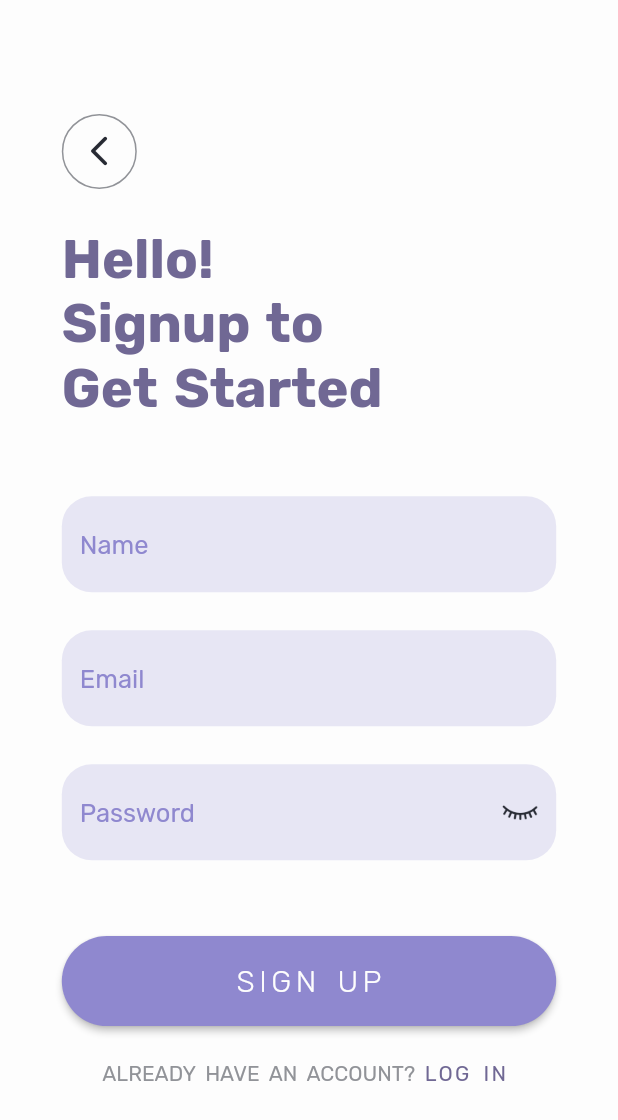
After one commit to nemr0/letsdo_app, a Flutter app: the SignUpScreen screen opened by its route, on a phone screen of 412 x 824 dp. The commit adds this screen. Shown: the top 1120 px of the screen. Run offline on Flutter 3.47's test engine with Material 2 defaults, Android fonts, the phone set to English and light mode, and no system bars; drawn by our look-alikes of rounded_loading_button; our stand-ins replace flutter_hooks, google_fonts.

Commit message:
added SignUp Screen

```diff
--- a/lib/constants.dart
+++ b/lib/constants.dart
@@ -6,3 +6,30 @@ const Color whiteColor = Color.fromRGBO(253, 253, 253, 1);
 const Color blackColor = Color.fromRGBO(39, 42, 51, 1);
 const Color greyColor = Color.fromRGBO(145, 147, 152, 1);
 const Color primaryTextColor = Color.fromRGBO(112, 104, 148, 1);
+const Color errorLightColor = Color.fromRGBO(229, 157, 155, 1);
+const ColorScheme lightScheme = ColorScheme(
+  brightness: Brightness.light,
+  primary: primaryColor,
+  onPrimary: primaryTextColor,
+  secondary: primaryShadeColor,
+  onSecondary: blackColor,
+  error: errorLightColor,
+  onError: Colors.redAccent,
+  background: whiteColor,
+  onBackground: blackColor,
+  surface: greyColor,
+  onSurface: Colors.black,
+);
+const ColorScheme darkScheme = ColorScheme(
+  brightness: Brightness.dark,
+  primary: primaryTextColor,
+  onPrimary: primaryShadeColor,
+  secondary: primaryColor,
+  onSecondary: whiteColor,
+  error: Colors.redAccent,
+  onError: errorLightColor,
+  background: blackColor,
+  onBackground: whiteColor,
+  surface: greyColor,
+  onSurface: Colors.white,
+);
--- a/lib/main.dart
+++ b/lib/main.dart
@@ -1,5 +1,6 @@
 import 'package:flutter/material.dart';
 import 'package:letsdo_app/theme.dart';
+import 'package:letsdo_app/view/screens/signup.dart';
 import 'package:letsdo_app/view/screens/welcome.dart';
 
 void main() {
@@ -14,13 +15,14 @@ class MyApp extends StatelessWidget {
     return MaterialApp(
       debugShowCheckedModeBanner: false,
       title: 'Let\'s Do App!',
-      themeMode: ThemeMode.system,
+      themeMode: ThemeMode.light,
       theme: ThemeOfLetsDo.lightTheme(),
       darkTheme: ThemeOfLetsDo.darkTheme(),
       initialRoute: WelcomeOneScreen.id,
       routes: {
         WelcomeOneScreen.id: (context) => const WelcomeOneScreen(),
         WelcomeTwoScreen.id: (context) => const WelcomeTwoScreen(),
+        SignUpScreen.id: (context) => const SignUpScreen(),
       },
     );
   }
--- a/lib/theme.dart
+++ b/lib/theme.dart
@@ -4,6 +4,18 @@ import 'package:letsdo_app/constants.dart';
 
 class ThemeOfLetsDo {
   static ThemeData lightTheme() => ThemeData(
+        colorScheme: lightScheme,
+        errorColor: errorLightColor,
+        inputDecorationTheme: const InputDecorationTheme(
+            hintStyle: TextStyle(color: primaryColor, fontSize: 17),
+            fillColor: primaryShadeColor,
+            filled: true,
+            border: OutlineInputBorder(
+              borderSide: BorderSide.none,
+              borderRadius: BorderRadius.all(
+                Radius.circular(20),
+              ),
+            )),
         scaffoldBackgroundColor: whiteColor,
         brightness: Brightness.light,
         textTheme: const TextTheme(
@@ -36,6 +48,21 @@ class ThemeOfLetsDo {
       );
 
   static ThemeData darkTheme() => ThemeData(
+        textSelectionTheme: const TextSelectionThemeData(
+            cursorColor: Colors.white, selectionColor: primaryColor),
+        colorScheme: darkScheme,
+        errorColor: Colors.redAccent,
+        inputDecorationTheme: const InputDecorationTheme(
+          hintStyle: TextStyle(color: primaryColor, fontSize: 17),
+          fillColor: primaryTextColor,
+          filled: true,
+          border: OutlineInputBorder(
+            borderSide: BorderSide.none,
+            borderRadius: BorderRadius.all(
+              Radius.circular(20),
+            ),
+          ),
+        ),
         scaffoldBackgroundColor: blackColor,
         brightness: Brightness.dark,
         buttonTheme: const ButtonThemeData(
--- /dev/null
+++ b/lib/view/screens/signup.dart
@@ -0,0 +1,141 @@
+import 'package:flutter/material.dart';
+import 'package:flutter_hooks/flutter_hooks.dart';
+import 'package:letsdo_app/constants.dart';
+import 'package:letsdo_app/view/widgets/button.dart';
+import 'package:rounded_loading_button/rounded_loading_button.dart';
+
+import '../widgets/already_a_user.dart';
+
+class SignUpScreen extends StatelessWidget {
+  static const String id = '/signup';
+  const SignUpScreen({Key? key}) : super(key: key);
+
+  @override
+  Widget build(BuildContext context) {
+    final double width = MediaQuery.of(context).size.width;
+    return Scaffold(
+      body: Center(
+        child: Column(
+          crossAxisAlignment: CrossAxisAlignment.center,
+          mainAxisAlignment: MainAxisAlignment.center,
+          children: [
+            const Spacer(
+              flex: 3,
+            ),
+            const BackButton(),
+            const Spacer(),
+            Align(
+                alignment: AlignmentDirectional.topStart,
+                child: Padding(
+                  padding: EdgeInsets.only(left: width * .1),
+                  child: Text(
+                    'Hello!\nSignup to\nGet Started',
+                    style: Theme.of(context).textTheme.labelLarge,
+                  ),
+                )),
+            const Spacer(
+              flex: 2,
+            ),
+            CustomTextField(
+              width: width,
+              name: 'Name',
+            ),
+            const Spacer(),
+            CustomTextField(
+              width: width,
+              name: 'Email',
+            ),
+            const Spacer(),
+            CustomTextField(
+              width: width,
+              name: 'Password',
+              isObscure: true,
+            ),
+            const Spacer(
+              flex: 2,
+            ),
+            Button(
+                btnMode: ButtonMode.full,
+                onPressed: () {},
+                controller: RoundedLoadingButtonController(),
+                text: 'Sign Up',
+                animateOnTap: true),
+            AlreadyAUser(
+              onPressed: () {},
+            ),
+            const Spacer(
+              flex: 3,
+            ),
+          ],
+        ),
+      ),
+    );
+  }
+}
+
+class BackButton extends StatelessWidget {
+  const BackButton({
+    Key? key,
+  }) : super(key: key);
+
+  @override
+  Widget build(BuildContext context) {
+    final width = MediaQuery.of(context).size.width;
+    return Align(
+      alignment: AlignmentDirectional.topStart,
+      child: Container(
+        margin: EdgeInsets.only(left: width * .1),
+        decoration: BoxDecoration(
+            border: Border.all(color: greyColor),
+            borderRadius: const BorderRadius.all(Radius.circular(50))),
+        child: IconButton(
+            onPressed: () => Navigator.of(context).pop(),
+            color: Colors.transparent,
+            splashRadius: 25,
+            icon: Icon(
+              Icons.arrow_back_ios_new_rounded,
+              color: Theme.of(context).colorScheme.onSecondary,
+            )),
+      ),
+    );
+  }
+}
+
+class CustomTextField extends HookWidget {
+  const CustomTextField({
+    Key? key,
+    required this.width,
+    required this.name,
+    this.isObscure = false,
+  }) : super(key: key);
+
+  final double width;
+  final String name;
+  final bool isObscure;
+  @override
+  Widget build(BuildContext context) {
+    final isVisible = useState(true);
+    return SizedBox(
+        width: width * .8,
+        child: TextField(
+          obscureText: isObscure ? isVisible.value : false,
+          textInputAction: TextInputAction.next,
+          textAlign: TextAlign.start,
+          decoration: InputDecoration(
+              hintText: name,
+              suffixIcon: isObscure
+                  ? IconButton(
+                      splashRadius: 2,
+                      onPressed: () {
+                        isVisible.value = !isVisible.value;
+                      },
+                      icon: ImageIcon(
+                        const AssetImage(
+                          'assets/suffix_icon.png',
+                        ),
+                        color: isVisible.value ? blackColor : Colors.blueAccent,
+                      ))
+                  : null),
+        ));
+  }
+}
--- a/lib/view/screens/welcome.dart
+++ b/lib/view/screens/welcome.dart
@@ -1,9 +1,10 @@
 import 'package:flutter/material.dart';
-import 'package:letsdo_app/view/widgets/not_styled_button.dart';
+import 'package:letsdo_app/view/screens/signup.dart';
 import 'package:rounded_loading_button/rounded_loading_button.dart';
 
 import '../../constants.dart';
 import '../handlers/handle_statusbar_brightness.dart';
+import '../widgets/already_a_user.dart';
 import '../widgets/button.dart';
 
 class WelcomeOneScreen extends StatelessWidget {
@@ -104,24 +105,10 @@ class WelcomeTwoScreen extends StatelessWidget {
           controller: RoundedLoadingButtonController(),
           text: 'Sign Up',
           btnMode: ButtonMode.full,
+          onPressed: () => Navigator.pushNamed(context, SignUpScreen.id),
+        ),
+        AlreadyAUser(
           onPressed: () {},
-        ),
-        Padding(
-          padding: const EdgeInsets.all(8.0),
-          child: Row(
-            crossAxisAlignment: CrossAxisAlignment.center,
-            mainAxisAlignment: MainAxisAlignment.center,
-            children: [
-              Text(
-                'ALREADY HAVE AN ACCOUNT?',
-                style: Theme.of(context).textTheme.bodySmall,
-              ),
-              NotStyledButton(
-                text: 'LOG IN',
-                onTap: () {},
-              ),
-            ],
-          ),
         ),
         const Spacer(),
       ],
--- /dev/null
+++ b/lib/view/widgets/already_a_user.dart
@@ -0,0 +1,33 @@
+import 'package:flutter/material.dart';
+
+class AlreadyAUser extends StatelessWidget {
+  const AlreadyAUser({
+    Key? key,
+    required this.onPressed,
+  }) : super(key: key);
+  final VoidCallback onPressed;
+  @override
+  Widget build(BuildContext context) {
+    return Padding(
+      padding: const EdgeInsets.all(8.0),
+      child: Row(
+        crossAxisAlignment: CrossAxisAlignment.center,
+        mainAxisAlignment: MainAxisAlignment.center,
+        children: [
+          Text(
+            'ALREADY HAVE AN ACCOUNT?',
+            style: Theme.of(context).textTheme.bodySmall,
+          ),
+          TextButton(
+            key: key,
+            onPressed: onPressed,
+            child: Text(
+              'LOG IN',
+              style: Theme.of(context).textTheme.labelSmall,
+            ),
+          ),
+        ],
+      ),
+    );
+  }
+}
--- a/lib/view/widgets/not_styled_button.dart
+++ /dev/null
@@ -1,23 +0,0 @@
-import 'package:flutter/material.dart';
-
-class NotStyledButton extends StatelessWidget {
-  final void Function()? onTap;
-  final String text;
-  const NotStyledButton({
-    Key? key,
-    this.onTap,
-    required this.text,
-  }) : super(key: key);
-
-  @override
-  Widget build(BuildContext context) {
-    return TextButton(
-      key: key,
-      onPressed: onTap,
-      child: Text(
-        text,
-        style: Theme.of(context).textTheme.labelSmall,
-      ),
-    );
-  }
-}
--- a/pubspec.yaml
+++ b/pubspec.yaml
@@ -36,6 +36,7 @@ dependencies:
 # State Management
   flutter_hooks: ^0.18.5+1
   hooks_riverpod: ^1.0.4
+  rename_app: ^1.1.0
 
 dev_dependencies:
   flutter_test:
```
Also changed, not shown: assets/suffix_icon.png (added), pubspec.lock, 2 other files.
